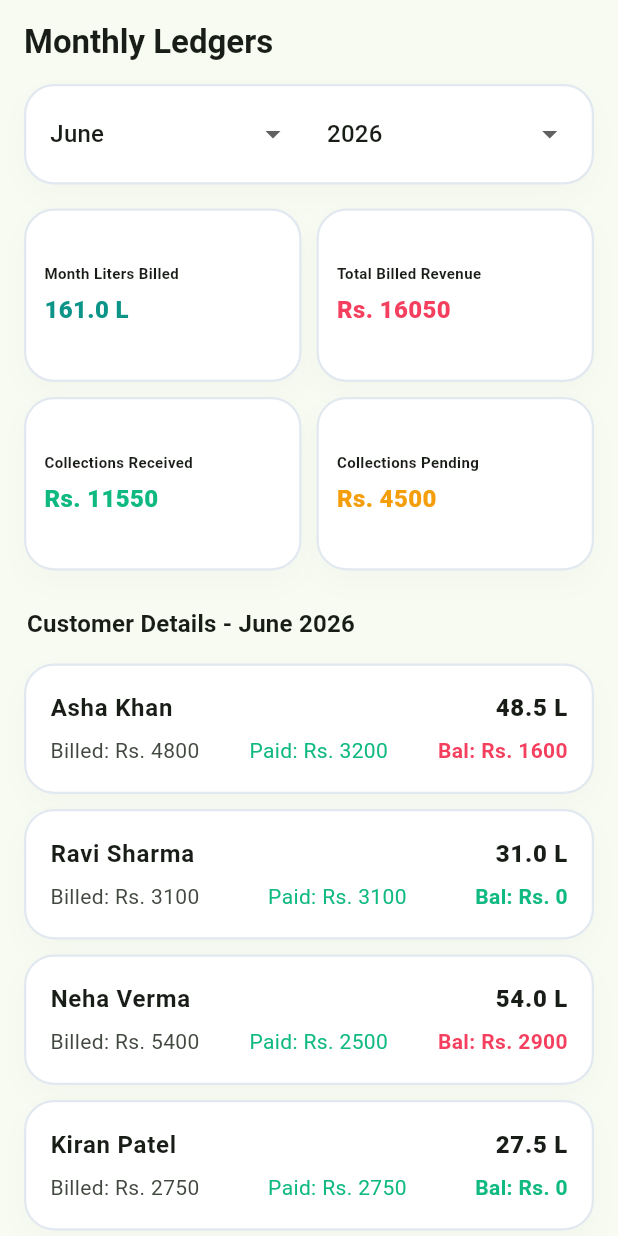
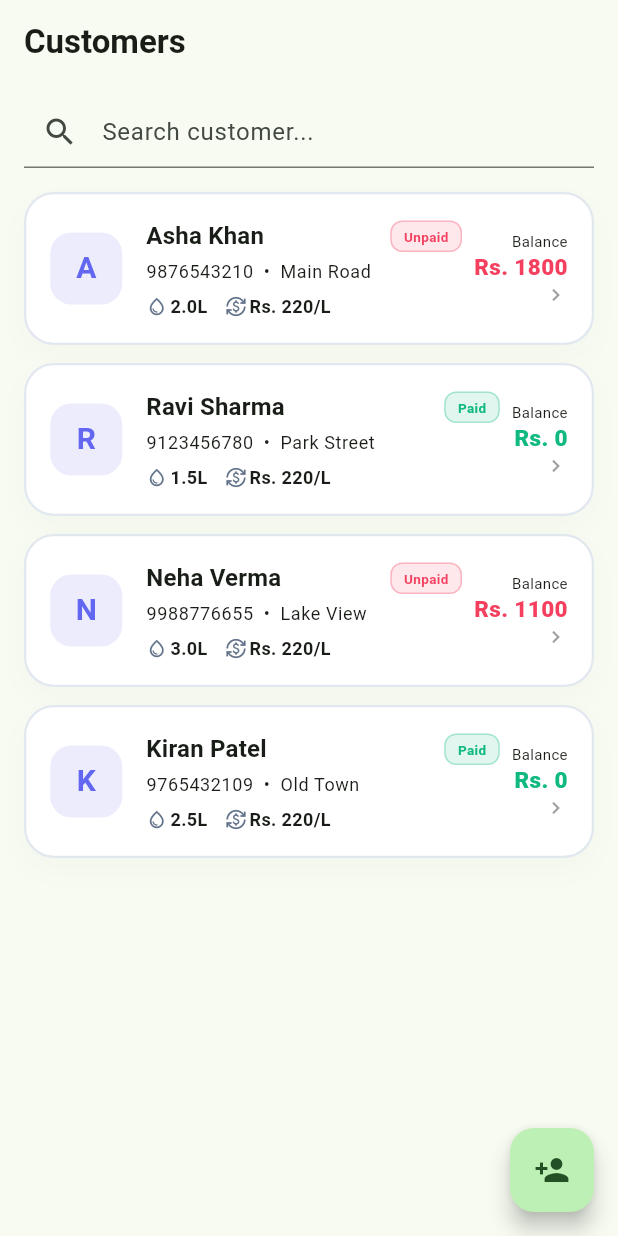
Before and after one commit to ahm-ed120/milk_tracking_app, a Flutter app: the screen it shows after launch, on a phone screen of 412 x 824 dp. Run offline on Flutter 3.47's test engine with Material 3 defaults, Android fonts, the phone set to English and light mode, and no system bars.

Commit message:
customer list screen

```diff
--- a/lib/main.dart
+++ b/lib/main.dart
@@ -1,6 +1,7 @@
 import 'package:flutter/material.dart';
 import 'screens/dashboard_screen.dart';
 import 'screens/monthly_report_screen.dart';
+import 'screens/customer_list_screen.dart';
 
 void main() {
   runApp(const MyApp());
@@ -18,7 +19,7 @@ class MyApp extends StatelessWidget {
         colorScheme: ColorScheme.fromSeed(seedColor: Colors.green),
         useMaterial3: true,
       ),
-      home: const MonthlyReportScreen(),
+      home: const CustomerListScreen(),
     );
   }
 }
--- /dev/null
+++ b/lib/screens/customer_list_screen.dart
@@ -0,0 +1,498 @@
+import 'package:flutter/material.dart';
+import 'package:intl/intl.dart';
+import '../theme/app_theme.dart';
+
+class CustomerListScreen extends StatefulWidget {
+  const CustomerListScreen({super.key});
+
+  @override
+  State<CustomerListScreen> createState() => _CustomerListScreenState();
+}
+
+class _MockCustomer {
+  final String id;
+  final String name;
+  final String phone;
+  final String address;
+  final double defaultQuantity;
+  final double rate;
+  final double balance;
+
+  const _MockCustomer({
+    required this.id,
+    required this.name,
+    required this.phone,
+    required this.address,
+    required this.defaultQuantity,
+    required this.rate,
+    required this.balance,
+  });
+}
+
+class _CustomerListScreenState extends State<CustomerListScreen> {
+  String _searchQuery = '';
+  final TextEditingController _searchController = TextEditingController();
+
+  final List<_MockCustomer> _customers = const [
+    _MockCustomer(
+      id: '1',
+      name: 'Asha Khan',
+      phone: '9876543210',
+      address: 'Main Road',
+      defaultQuantity: 2.0,
+      rate: 220,
+      balance: 1800,
+    ),
+    _MockCustomer(
+      id: '2',
+      name: 'Ravi Sharma',
+      phone: '9123456780',
+      address: 'Park Street',
+      defaultQuantity: 1.5,
+      rate: 220,
+      balance: 0,
+    ),
+    _MockCustomer(
+      id: '3',
+      name: 'Neha Verma',
+      phone: '9988776655',
+      address: 'Lake View',
+      defaultQuantity: 3.0,
+      rate: 220,
+      balance: 1100,
+    ),
+    _MockCustomer(
+      id: '4',
+      name: 'Kiran Patel',
+      phone: '9765432109',
+      address: 'Old Town',
+      defaultQuantity: 2.5,
+      rate: 220,
+      balance: 0,
+    ),
+  ];
+
+  @override
+  void dispose() {
+    _searchController.dispose();
+    super.dispose();
+  }
+
+  @override
+  Widget build(BuildContext context) {
+    final isDark = Theme.of(context).brightness == Brightness.dark;
+
+    final filteredCustomers = _customers.where((customer) {
+      final nameMatches = customer.name.toLowerCase().contains(_searchQuery.toLowerCase());
+      final phoneMatches = customer.phone.contains(_searchQuery);
+      return nameMatches || phoneMatches;
+    }).toList();
+
+    return Scaffold(
+      appBar: AppBar(
+        title: const Text('Customers', style: TextStyle(fontWeight: FontWeight.bold)),
+        backgroundColor: Colors.transparent,
+        elevation: 0,
+        scrolledUnderElevation: 0,
+      ),
+      body: SafeArea(
+        child: Column(
+          children: [
+            Padding(
+              padding: const EdgeInsets.fromLTRB(16, 8, 16, 12),
+              child: TextField(
+                controller: _searchController,
+                onChanged: (val) {
+                  setState(() {
+                    _searchQuery = val;
+                  });
+                },
+                decoration: InputDecoration(
+                  hintText: 'Search customer...',
+                  prefixIcon: const Icon(Icons.search),
+                  contentPadding: const EdgeInsets.symmetric(vertical: 12),
+                  suffixIcon: _searchQuery.isNotEmpty
+                      ? IconButton(
+                          icon: const Icon(Icons.clear),
+                          onPressed: () {
+                            _searchController.clear();
+                            setState(() {
+                              _searchQuery = '';
+                            });
+                          },
+                        )
+                      : null,
+                ),
+              ),
+            ),
+            Expanded(
+              child: filteredCustomers.isEmpty
+                  ? Center(
+                      child: Column(
+                        mainAxisAlignment: MainAxisAlignment.center,
+                        children: [
+                          Icon(
+                            Icons.people_outline,
+                            size: 72,
+                            color: isDark ? AppTheme.textSecondaryDark : AppTheme.textSecondaryLight,
+                          ),
+                          const SizedBox(height: 16),
+                          Text(
+                            _searchQuery.isNotEmpty
+                                ? 'No customers found'
+                                : 'No customers added yet!\nTap the + button to add one.',
+                            textAlign: TextAlign.center,
+                            style: TextStyle(
+                              color: isDark ? AppTheme.textSecondaryDark : AppTheme.textSecondaryLight,
+                              fontSize: 16,
+                            ),
+                          ),
+                        ],
+                      ),
+                    )
+                  : ListView.builder(
+                      padding: const EdgeInsets.fromLTRB(16, 4, 16, 80),
+                      itemCount: filteredCustomers.length,
+                      itemBuilder: (context, index) {
+                        final customer = filteredCustomers[index];
+                        return _buildCustomerItem(context, customer);
+                      },
+                    ),
+            ),
+          ],
+        ),
+      ),
+      floatingActionButton: FloatingActionButton(
+        onPressed: () => _showAddCustomerDialog(context),
+        child: const Icon(Icons.person_add),
+      ),
+    );
+  }
+
+  Widget _buildCustomerItem(BuildContext context, _MockCustomer customer) {
+    final remaining = customer.balance;
+    final status = remaining > 1000
+        ? 'Unpaid'
+        : remaining > 0
+            ? 'Partial'
+            : 'Paid';
+    final isDark = Theme.of(context).brightness == Brightness.dark;
+
+    Color badgeColor;
+    if (status == 'Paid') {
+      badgeColor = AppTheme.statusPaid;
+    } else if (status == 'Partial') {
+      badgeColor = AppTheme.statusPartial;
+    } else {
+      badgeColor = AppTheme.statusUnpaid;
+    }
+
+    return Container(
+      margin: const EdgeInsets.only(bottom: 12),
+      decoration: AppTheme.glassCard(context),
+      child: Material(
+        color: Colors.transparent,
+        borderRadius: BorderRadius.circular(20),
+        child: InkWell(
+          borderRadius: BorderRadius.circular(20),
+          onTap: () {
+            ScaffoldMessenger.of(context).showSnackBar(
+              SnackBar(content: Text('Preview for ${customer.name}')),
+            );
+          },
+          child: Padding(
+            padding: const EdgeInsets.symmetric(horizontal: 16, vertical: 16),
+            child: Row(
+              children: [
+                Container(
+                  width: 48,
+                  height: 48,
+                  decoration: BoxDecoration(
+                    color: AppTheme.primary.withOpacity(0.12),
+                    borderRadius: BorderRadius.circular(14),
+                  ),
+                  child: Center(
+                    child: Text(
+                      customer.name.substring(0, 1).toUpperCase(),
+                      style: const TextStyle(
+                        color: AppTheme.primary,
+                        fontSize: 20,
+                        fontWeight: FontWeight.bold,
+                      ),
+                    ),
+                  ),
+                ),
+                const SizedBox(width: 16),
+                Expanded(
+                  child: Column(
+                    crossAxisAlignment: CrossAxisAlignment.start,
+                    children: [
+                      Row(
+                        mainAxisAlignment: MainAxisAlignment.spaceBetween,
+                        children: [
+                          Expanded(
+                            child: Text(
+                              customer.name,
+                              style: Theme.of(context).textTheme.titleMedium?.copyWith(
+                                fontWeight: FontWeight.bold,
+                              ),
+                              maxLines: 1,
+                              overflow: TextOverflow.ellipsis,
+                            ),
+                          ),
+                          const SizedBox(width: 8),
+                          _buildBadge(status, badgeColor),
+                        ],
+                      ),
+                      const SizedBox(height: 4),
+                      Text(
+                        '${customer.phone}  •  ${customer.address}',
+                        style: Theme.of(context).textTheme.bodySmall,
+                        maxLines: 1,
+                        overflow: TextOverflow.ellipsis,
+                      ),
+                      const SizedBox(height: 6),
+                      Row(
+                        children: [
+                          Icon(
+                            Icons.water_drop_outlined,
+                            size: 14,
+                            color: isDark ? AppTheme.textSecondaryDark : AppTheme.textSecondaryLight,
+                          ),
+                          const SizedBox(width: 2),
+                          Text(
+                            '${customer.defaultQuantity}L',
+                            style: const TextStyle(fontSize: 12, fontWeight: FontWeight.bold),
+                          ),
+                          const SizedBox(width: 12),
+                          Icon(
+                            Icons.currency_exchange_outlined,
+                            size: 14,
+                            color: isDark ? AppTheme.textSecondaryDark : AppTheme.textSecondaryLight,
+                          ),
+                          const SizedBox(width: 2),
+                          Text(
+                            'Rs. ${customer.rate.toStringAsFixed(0)}/L',
+                            style: const TextStyle(fontSize: 12, fontWeight: FontWeight.bold),
+                          ),
+                        ],
+                      ),
+                    ],
+                  ),
+                ),
+                const SizedBox(width: 8),
+                Column(
+                  crossAxisAlignment: CrossAxisAlignment.end,
+                  children: [
+                    const Text('Balance', style: TextStyle(fontSize: 10)),
+                    Text(
+                      'Rs. ${remaining.toStringAsFixed(0)}',
+                      style: TextStyle(
+                        fontSize: 15,
+                        fontWeight: FontWeight.w900,
+                        color: remaining > 0 ? AppTheme.statusUnpaid : AppTheme.statusPaid,
+                      ),
+                    ),
+                    const Icon(Icons.chevron_right, size: 16, color: Colors.grey),
+                  ],
+                ),
+              ],
+            ),
+          ),
+        ),
+      ),
+    );
+  }
+
+  Widget _buildBadge(String text, Color color) {
+    return Container(
+      padding: const EdgeInsets.symmetric(horizontal: 8, vertical: 3),
+      decoration: BoxDecoration(
+        color: color.withOpacity(0.12),
+        borderRadius: BorderRadius.circular(8),
+        border: Border.all(color: color.withOpacity(0.3), width: 1),
+      ),
+      child: Text(
+        text,
+        style: TextStyle(color: color, fontSize: 9, fontWeight: FontWeight.bold),
+      ),
+    );
+  }
+
+  void _showAddCustomerDialog(BuildContext context) {
+    final formKey = GlobalKey<FormState>();
+    String name = '';
+    String phone = '';
+    String address = '';
+    double defaultQuantity = 1.0;
+    double rate = 220.0;
+    DateTime joinDate = DateTime.now();
+
+    final dateController = TextEditingController(text: DateFormat('d MMMM y').format(joinDate));
+
+    showModalBottomSheet(
+      context: context,
+      isScrollControlled: true,
+      builder: (context) {
+        return StatefulBuilder(
+          builder: (context, setModalState) {
+            return Padding(
+              padding: EdgeInsets.fromLTRB(24, 24, 24, MediaQuery.of(context).viewInsets.bottom + 24),
+              child: Form(
+                key: formKey,
+                child: SingleChildScrollView(
+                  child: Column(
+                    mainAxisSize: MainAxisSize.min,
+                    crossAxisAlignment: CrossAxisAlignment.start,
+                    children: [
+                      Text(
+                        'Add Customer',
+                        style: Theme.of(context).textTheme.headlineSmall?.copyWith(fontWeight: FontWeight.bold),
+                      ),
+                      const SizedBox(height: 16),
+                      TextFormField(
+                        decoration: const InputDecoration(
+                          labelText: 'Full Name',
+                          prefixIcon: Icon(Icons.person),
+                        ),
+                        validator: (val) => val == null || val.trim().isEmpty ? 'Name is required' : null,
+                        onSaved: (val) => name = val!.trim(),
+                      ),
+                      const SizedBox(height: 12),
+                      TextFormField(
+                        decoration: const InputDecoration(
+                          labelText: 'Phone Number',
+                          prefixIcon: Icon(Icons.phone),
+                        ),
+                        keyboardType: TextInputType.phone,
+                        validator: (val) => val == null || val.trim().isEmpty ? 'Phone number is required' : null,
+                        onSaved: (val) => phone = val!.trim(),
+                      ),
+                      const SizedBox(height: 12),
+                      TextFormField(
+                        decoration: const InputDecoration(
+                          labelText: 'Address',
+                          prefixIcon: Icon(Icons.home),
+                        ),
+                        validator: (val) => val == null || val.trim().isEmpty ? 'Address is required' : null,
+                        onSaved: (val) => address = val!.trim(),
+                      ),
+                      const SizedBox(height: 12),
+                      Row(
+                        children: [
+                          Expanded(
+                            child: TextFormField(
+                              decoration: const InputDecoration(
+                                labelText: 'Daily Milk (Liters)',
+                                prefixIcon: Icon(Icons.water_drop),
+                                suffixText: 'L',
+                              ),
+                              keyboardType: const TextInputType.numberWithOptions(decimal: true),
+                              initialValue: '1.0',
+                              validator: (val) {
+                                final d = double.tryParse(val ?? '');
+                                return (d == null || d <= 0) ? 'Must be > 0' : null;
+                              },
+                              onSaved: (val) => defaultQuantity = double.parse(val!),
+                            ),
+                          ),
+                          const SizedBox(width: 12),
+                          Expanded(
+                            child: TextFormField(
+                              decoration: const InputDecoration(
+                                labelText: 'Rate per Liter',
+                                prefixIcon: Icon(Icons.currency_exchange),
+                                suffixText: 'Rs',
+                              ),
+                              keyboardType: const TextInputType.numberWithOptions(decimal: true),
+                              initialValue: '220',
+                              validator: (val) {
+                                final r = double.tryParse(val ?? '');
+                                return (r == null || r <= 0) ? 'Must be > 0' : null;
+                              },
+                              onSaved: (val) => rate = double.parse(val!),
+                            ),
+                          ),
+                        ],
+                      ),
+                      const SizedBox(height: 12),
+                      TextFormField(
+                        controller: dateController,
+                        readOnly: true,
+                        decoration: const InputDecoration(
+                          labelText: 'Join Date (Start of Billing)',
+                          prefixIcon: Icon(Icons.calendar_month),
+                        ),
+                        onTap: () async {
+                          final picked = await showDatePicker(
+                            context: context,
+                            initialDate: joinDate,
+                            firstDate: DateTime(2020),
+                            lastDate: DateTime.now().add(const Duration(days: 365)),
+                            builder: (context, child) => Theme(
+                              data: Theme.of(context).copyWith(
+                                colorScheme: const ColorScheme.dark(
+                                  primary: AppTheme.primary,
+                                  onPrimary: Colors.white,
+                                  surface: AppTheme.cardDark,
+                                  onSurface: Colors.white,
+                                ),
+                              ),
+                              child: child!,
+                            ),
+                          );
+                          if (picked != null) {
+                            setModalState(() {
+                              joinDate = picked;
+                              dateController.text = DateFormat('d MMMM y').format(joinDate);
+                            });
+                          }
+                        },
+                      ),
+                      const SizedBox(height: 24),
+                      Row(
+                        mainAxisAlignment: MainAxisAlignment.end,
+                        children: [
+                          TextButton(
+                            onPressed: () => Navigator.pop(context),
+                            child: const Text('Cancel'),
+                          ),
+                          const SizedBox(width: 12),
+                          ElevatedButton(
+                            onPressed: () {
+                              if (formKey.currentState!.validate()) {
+                                formKey.currentState!.save();
+                                setState(() {
+                                  _customers.add(
+                                    _MockCustomer(
+                                      id: DateTime.now().millisecondsSinceEpoch.toString(),
+                                      name: name,
+                                      phone: phone,
+                                      address: address,
+                                      defaultQuantity: defaultQuantity,
+                                      rate: rate,
+                                      balance: 0,
+                                    ),
+                                  );
+                                });
+                                Navigator.pop(context);
+                                ScaffoldMessenger.of(context).showSnackBar(
+                                  SnackBar(content: Text('Added Customer $name successfully!')),
+                                );
+                              }
+                            },
+                            child: const Text('Create Customer'),
+                          ),
+                        ],
+                      ),
+                    ],
+                  ),
+                ),
+              ),
+            );
+          },
+        );
+      },
+    );
+  }
+}
```
